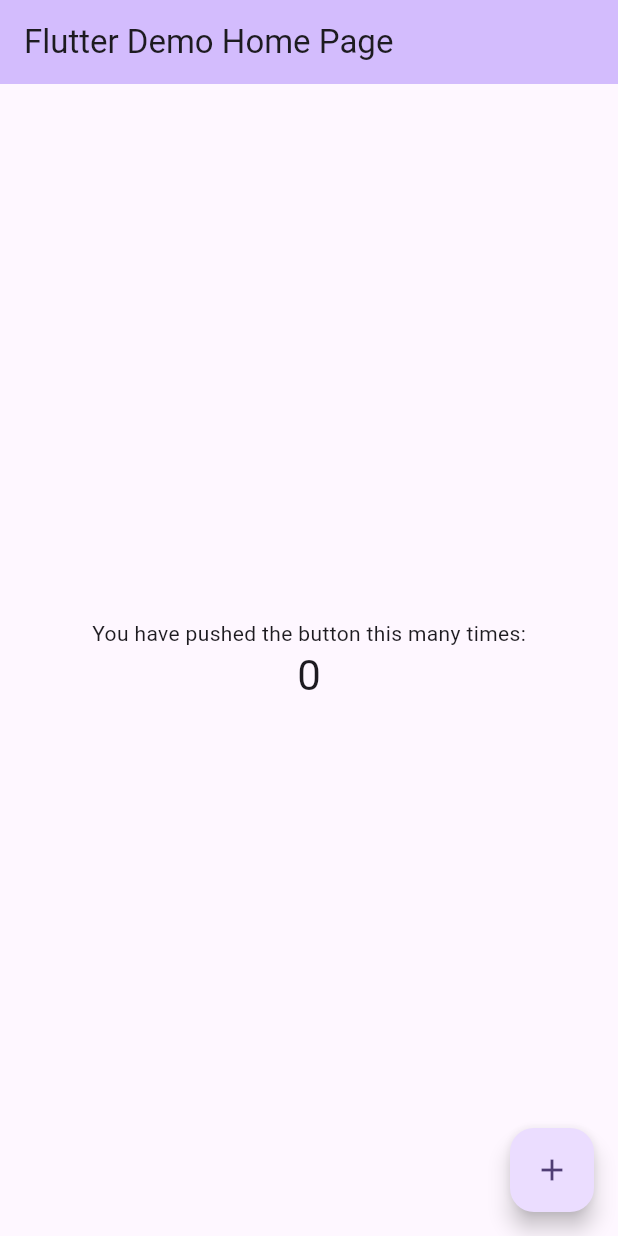
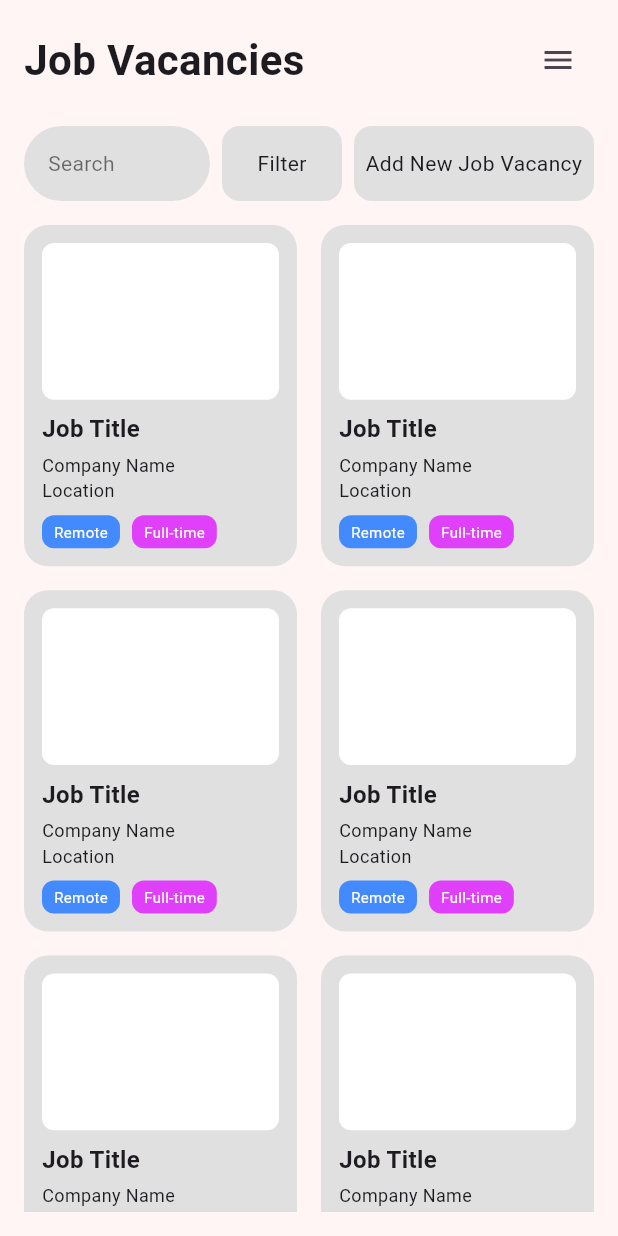
Before and after one commit to Verzional/S5-DEPD-ALP, a Flutter app: the screen it shows after launch, on a phone screen of 412 x 824 dp. Run offline on Flutter 3.47's test engine with Material 3 defaults, Android fonts, the phone set to English and light mode, and no system bars.

Commit message:
Job Card & Job Vacancy Page

```diff
--- a/lib/main.dart
+++ b/lib/main.dart
@@ -1,4 +1,5 @@
 import 'package:flutter/material.dart';
+import 'view/pages/job_vacancies_page.dart';
 
 void main() {
   runApp(const MyApp());
@@ -7,116 +8,13 @@ void main() {
 class MyApp extends StatelessWidget {
   const MyApp({super.key});
 
-  // This widget is the root of your application.
   @override
   Widget build(BuildContext context) {
     return MaterialApp(
-      title: 'Flutter Demo',
-      theme: ThemeData(
-        // This is the theme of your application.
-        //
-        // TRY THIS: Try running your application with "flutter run". You'll see
-        // the application has a purple toolbar. Then, without quitting the app,
-        // try changing the seedColor in the colorScheme below to Colors.green
-        // and then invoke "hot reload" (save your changes or press the "hot
-        // reload" button in a Flutter-supported IDE, or press "r" if you used
-        // the command line to start the app).
-        //
-        // Notice that the counter didn't reset back to zero; the application
-        // state is not lost during the reload. To reset the state, use hot
-        // restart instead.
-        //
-        // This works for code too, not just values: Most code changes can be
-        // tested with just a hot reload.
-        colorScheme: ColorScheme.fromSeed(seedColor: Colors.deepPurple),
-      ),
-      home: const MyHomePage(title: 'Flutter Demo Home Page'),
+      debugShowCheckedModeBanner: false,
+      title: 'Job Vacancy Preview',
+      theme: ThemeData(primarySwatch: Colors.blue, useMaterial3: true),
+      home: const JobVacanciesPage(),
     );
   }
 }
-
-class MyHomePage extends StatefulWidget {
-  const MyHomePage({super.key, required this.title});
-
-  // This widget is the home page of your application. It is stateful, meaning
-  // that it has a State object (defined below) that contains fields that affect
-  // how it looks.
-
-  // This class is the configuration for the state. It holds the values (in this
-  // case the title) provided by the parent (in this case the App widget) and
-  // used by the build method of the State. Fields in a Widget subclass are
-  // always marked "final".
-
-  final String title;
-
-  @override
-  State<MyHomePage> createState() => _MyHomePageState();
-}
-
-class _MyHomePageState extends State<MyHomePage> {
-  int _counter = 0;
-
-  void _incrementCounter() {
-    setState(() {
-      // This call to setState tells the Flutter framework that something has
-      // changed in this State, which causes it to rerun the build method below
-      // so that the display can reflect the updated values. If we changed
-      // _counter without calling setState(), then the build method would not be
-      // called again, and so nothing would appear to happen.
-      _counter++;
-    });
-  }
-
-  @override
-  Widget build(BuildContext context) {
-    // This method is rerun every time setState is called, for instance as done
-    // by the _incrementCounter method above.
-    //
-    // The Flutter framework has been optimized to make rerunning build methods
-    // fast, so that you can just rebuild anything that needs updating rather
-    // than having to individually change instances of widgets.
-    return Scaffold(
-      appBar: AppBar(
-        // TRY THIS: Try changing the color here to a specific color (to
-        // Colors.amber, perhaps?) and trigger a hot reload to see the AppBar
-        // change color while the other colors stay the same.
-        backgroundColor: Theme.of(context).colorScheme.inversePrimary,
-        // Here we take the value from the MyHomePage object that was created by
-        // the App.build method, and use it to set our appbar title.
-        title: Text(widget.title),
-      ),
-      body: Center(
-        // Center is a layout widget. It takes a single child and positions it
-        // in the middle of the parent.
-        child: Column(
-          // Column is also a layout widget. It takes a list of children and
-          // arranges them vertically. By default, it sizes itself to fit its
-          // children horizontally, and tries to be as tall as its parent.
-          //
-          // Column has various properties to control how it sizes itself and
-          // how it positions its children. Here we use mainAxisAlignment to
-          // center the children vertically; the main axis here is the vertical
-          // axis because Columns are vertical (the cross axis would be
-          // horizontal).
-          //
-          // TRY THIS: Invoke "debug painting" (choose the "Toggle Debug Paint"
-          // action in the IDE, or press "p" in the console), to see the
-          // wireframe for each widget.
-          mainAxisAlignment: MainAxisAlignment.center,
-          children: <Widget>[
-            const Text('You have pushed the button this many times:'),
-            Text(
-              '$_counter',
-              style: Theme.of(context).textTheme.headlineMedium,
-            ),
-          ],
-        ),
-      ),
-      floatingActionButton: FloatingActionButton(
-        onPressed: _incrementCounter,
-        tooltip: 'Increment',
-        child: const Icon(Icons.add),
-      ), // This trailing comma makes auto-formatting nicer for build methods.
-    );
-  }
-}
--- /dev/null
+++ b/lib/view/pages/job_vacancies_page.dart
@@ -0,0 +1,109 @@
+import 'package:flutter/material.dart';
+import '../widgets/job_card.dart';
+
+class JobVacanciesPage extends StatelessWidget {
+  const JobVacanciesPage({super.key});
+
+  @override
+  Widget build(BuildContext context) {
+    double screenWidth = MediaQuery.of(context).size.width;
+    int gridColumnCount = screenWidth < 800 ? 2 : 3;
+    double cardAspectRatio = screenWidth < 800 ? 0.8 : 1.1;
+
+    return Scaffold(
+      backgroundColor: const Color(0xFFFFF5F5),
+      body: SafeArea(
+        child: Padding(
+          padding: const EdgeInsets.all(16.0),
+          child: Column(
+            crossAxisAlignment: CrossAxisAlignment.start,
+            children: [
+              Row(
+                mainAxisAlignment: MainAxisAlignment.spaceBetween,
+                children: [
+                  const Text(
+                    "Job Vacancies",
+                    style: TextStyle(fontSize: 28, fontWeight: FontWeight.bold),
+                  ),
+                  IconButton(icon: const Icon(Icons.menu), onPressed: () {}),
+                ],
+              ),
+
+              const SizedBox(height: 20),
+
+              Container(
+                margin: const EdgeInsets.only(bottom: 16),
+                child: Row(
+                  children: [
+                    Expanded(
+                      child: Container(
+                        padding: const EdgeInsets.symmetric(horizontal: 16),
+                        margin: const EdgeInsets.only(right: 8),
+                        height: 50,
+                        decoration: BoxDecoration(
+                          color: Colors.grey[300],
+                          borderRadius: BorderRadius.circular(25),
+                        ),
+                        alignment: Alignment.centerLeft,
+                        child: const Text(
+                          "Search",
+                          style: TextStyle(color: Colors.black54),
+                        ),
+                      ),
+                    ),
+                    Container(
+                      margin: const EdgeInsets.only(right: 8),
+                      width: 80,
+                      height: 50,
+                      alignment: Alignment.center,
+                      decoration: BoxDecoration(
+                        color: Colors.grey[300],
+                        borderRadius: BorderRadius.circular(12),
+                      ),
+                      child: const Text("Filter"),
+                    ),
+                    Container(
+                      width: 160,
+                      height: 50,
+                      alignment: Alignment.center,
+                      decoration: BoxDecoration(
+                        color: Colors.grey[300],
+                        borderRadius: BorderRadius.circular(12),
+                      ),
+                      child: const Text(
+                        "Add New Job Vacancy",
+                        textAlign: TextAlign.center,
+                      ),
+                    ),
+                  ],
+                ),
+              ),
+
+              Expanded(
+                child: GridView.builder(
+                  gridDelegate: SliverGridDelegateWithFixedCrossAxisCount(
+                    crossAxisCount:
+                        gridColumnCount,
+                    childAspectRatio:
+                        cardAspectRatio,
+                    crossAxisSpacing: 16,
+                    mainAxisSpacing: 16,
+                  ),
+                  itemCount: 9,
+                  itemBuilder: (context, index) {
+                    return const JobCard(
+                      title: "Job Title",
+                      company: "Company Name",
+                      location: "Location",
+                      tags: ["Remote", "Full-time"],
+                    );
+                  },
+                ),
+              ),
+            ],
+          ),
+        ),
+      ),
+    );
+  }
+}
--- /dev/null
+++ b/lib/view/widgets/job_card.dart
@@ -0,0 +1,98 @@
+import 'package:flutter/material.dart';
+
+class JobCard extends StatelessWidget {
+  final String title;
+  final String company;
+  final String location;
+  final List<String> tags;
+
+  const JobCard({
+    super.key,
+    required this.title,
+    required this.company,
+    required this.location,
+    this.tags = const [],
+  });
+
+  @override
+  Widget build(BuildContext context) {
+    return Container(
+      decoration: BoxDecoration(
+        color: Colors.grey[300],
+        borderRadius: BorderRadius.circular(16),
+      ),
+      padding: const EdgeInsets.all(12),
+      child: Column(
+        crossAxisAlignment: CrossAxisAlignment.start,
+        children: [
+          // FIX 1: Wrap the image container in Expanded
+          // This allows it to shrink/grow based on screen size
+          Expanded(
+            child: Container(
+              width: double.infinity,
+              // REMOVED: height: 300 (This was causing the crash)
+              decoration: BoxDecoration(
+                color: Colors.white,
+                borderRadius: BorderRadius.circular(8),
+                // optional: add an actual image later like this:
+                // image: DecorationImage(image: NetworkImage(...), fit: BoxFit.cover)
+              ),
+            ),
+          ),
+
+          const SizedBox(
+            height: 8,
+          ), // Add spacing via SizedBox, not margin on the child
+          // Content area
+          Text(
+            title,
+            style: const TextStyle(fontWeight: FontWeight.bold, fontSize: 16),
+            maxLines: 1,
+            overflow: TextOverflow.ellipsis,
+          ),
+          const SizedBox(height: 4),
+          Text(
+            company,
+            style: const TextStyle(fontSize: 12),
+            maxLines: 1,
+            overflow: TextOverflow.ellipsis,
+          ),
+          Text(
+            location,
+            style: const TextStyle(fontSize: 12),
+            maxLines: 1,
+            overflow: TextOverflow.ellipsis,
+          ),
+
+          const SizedBox(height: 8),
+
+          // FIX 2: Removed Spacer().
+          // The 'Expanded' image above already pushes this content to the bottom.
+          Row(
+            children: tags.map((tag) {
+              return Padding(
+                padding: const EdgeInsets.only(right: 8.0),
+                child: Container(
+                  padding: const EdgeInsets.symmetric(
+                    horizontal: 8,
+                    vertical: 4,
+                  ),
+                  decoration: BoxDecoration(
+                    color: tag == 'Remote'
+                        ? Colors.blueAccent
+                        : Colors.purpleAccent,
+                    borderRadius: BorderRadius.circular(8),
+                  ),
+                  child: Text(
+                    tag,
+                    style: const TextStyle(color: Colors.white, fontSize: 10),
+                  ),
+                ),
+              );
+            }).toList(),
+          ),
+        ],
+      ),
+    );
+  }
+}
```
